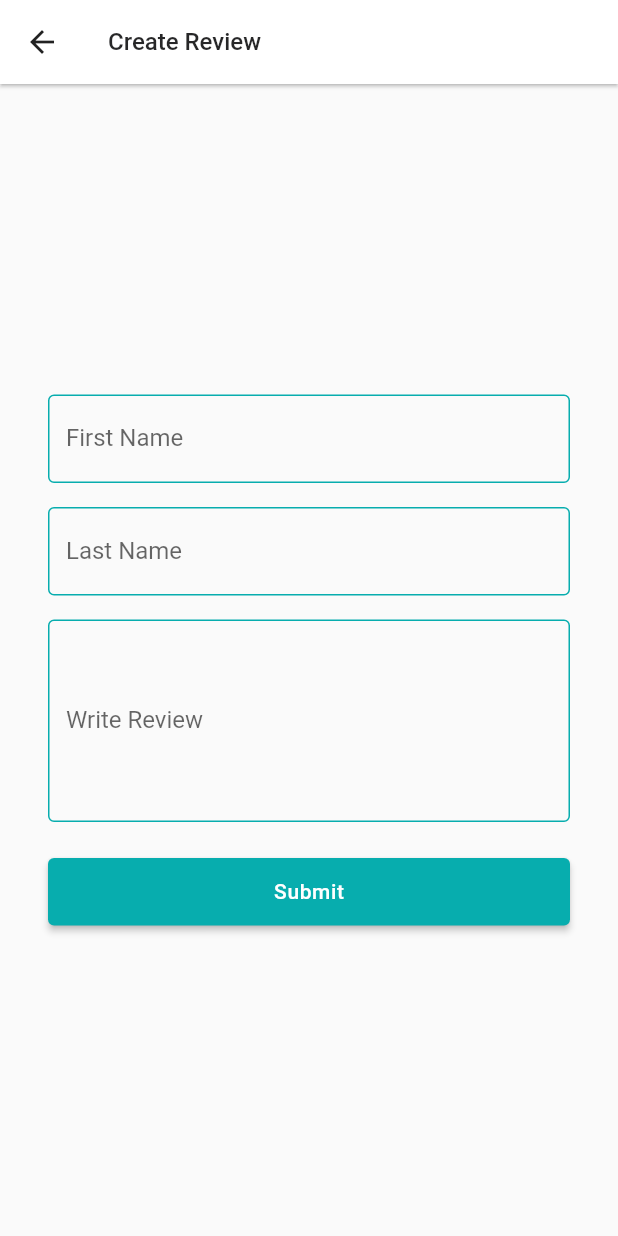
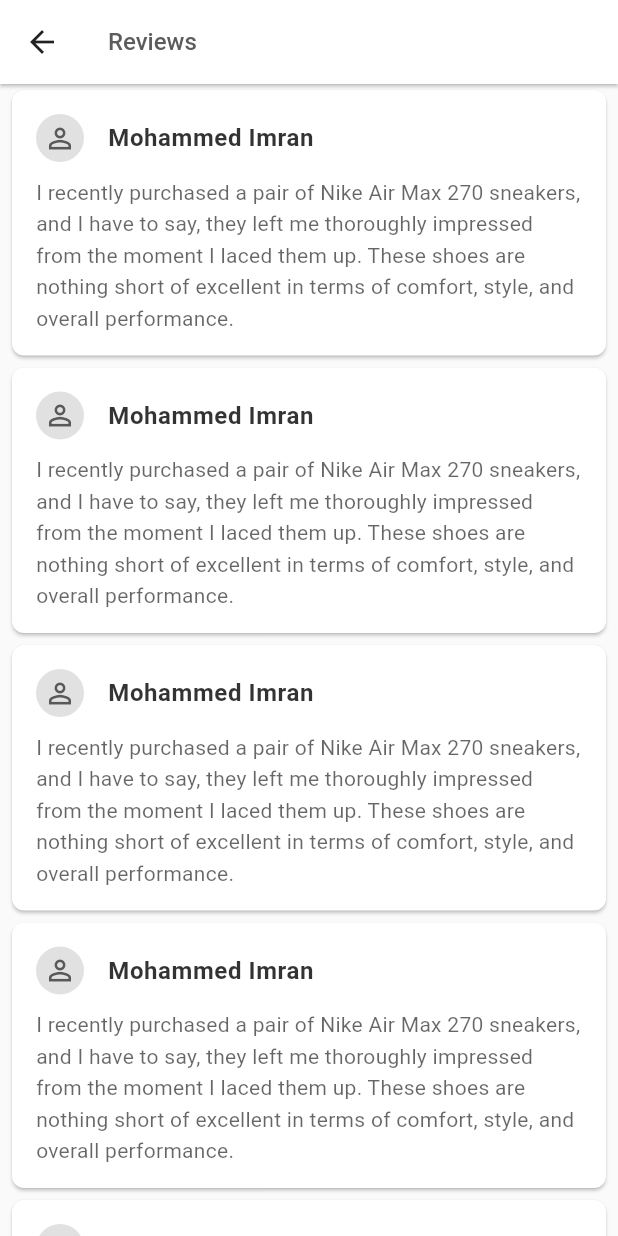
Before and after one commit to imranimo1989/ecommerce_project, a Flutter app: the CreateReviewScreen screen opened directly, after a tap on "Submit", on a phone screen of 412 x 824 dp. Run offline on Flutter 3.47's test engine with Material 2 defaults, Android fonts, the phone set to English and light mode, and no system bars; our stand-ins replace carousel_slider, get, pin_code_fields; network calls fail.

Commit message:
Reviews Screen Ui Done

```diff
--- a/lib/ui/screens/create_review_screen.dart
+++ b/lib/ui/screens/create_review_screen.dart
@@ -1,6 +1,9 @@
+import 'package:ecommerce_project/ui/screens/reviews_screen.dart';
 import 'package:ecommerce_project/ui/widgets/common_elevated_button_widget.dart';
 import 'package:ecommerce_project/ui/widgets/common_text_form_field_widget.dart';
 import 'package:flutter/material.dart';
+import 'package:get/get.dart';
+
 class CreateReviewScreen extends StatelessWidget {
   const CreateReviewScreen({Key? key}) : super(key: key);
 
@@ -9,44 +12,58 @@ class CreateReviewScreen extends StatelessWidget {
     return Scaffold(
       appBar: AppBar(
         title: const Text("Create Review"),
-      ),body: Center(
+      ),
+      body: Center(
         child: Padding(
           padding: const EdgeInsets.all(32.0),
           child: SingleChildScrollView(
             child: Column(
               mainAxisAlignment: MainAxisAlignment.center,
               children: [
-              CommonTextFromField(labelText: "First Name",
+                CommonTextFromField(
+                  labelText: "First Name",
                   hintText: "Mohammed",
                   textInputType: TextInputType.name,
                   maxLines: 1,
                   controller: TextEditingController(),
-                validator: (String? value)
-                { },),
-              const SizedBox(height: 16,),
-              CommonTextFromField(labelText: "Last Name",
+                  validator: (String? value) {},
+                ),
+                const SizedBox(
+                  height: 16,
+                ),
+                CommonTextFromField(
+                  labelText: "Last Name",
                   hintText: "Imran",
                   textInputType: TextInputType.name,
                   maxLines: 1,
                   controller: TextEditingController(),
-                validator: (String? value)
-                { },),
-              const SizedBox(height: 16,),
-              CommonTextFromField(labelText: "Write Review",
-                hintText: "Sample Review: I recently purchased a pair of Nike Air Max 270 sneakers, and I have to say, they left me thoroughly impressed from the moment I laced them up. These shoes are nothing short of excellent in terms of comfort, style, and overall performance.",
-                textInputType: TextInputType.name,
+                  validator: (String? value) {},
+                ),
+                const SizedBox(
+                  height: 16,
+                ),
+                CommonTextFromField(
+                  labelText: "Write Review",
+                  hintText:
+                      "Sample Review: I recently purchased a pair of Nike Air Max 270 sneakers, and I have to say, they left me thoroughly impressed from the moment I laced them up. These shoes are nothing short of excellent in terms of comfort, style, and overall performance.",
+                  textInputType: TextInputType.text,
                   maxLines: 5,
                   controller: TextEditingController(),
-                validator: (String? value)
-                { },),
-              const SizedBox(height: 24,),
-              CommonElevatedButton(title: "Submit", onTap: (){}),
+                  validator: (String? value) {},
+                ),
+                const SizedBox(
+                  height: 24,
+                ),
+                CommonElevatedButton(
+                    title: "Submit",
+                    onTap: () {
+                      Get.to(() => const ReviewsScreen());
+                    }),
               ],
             ),
           ),
         ),
       ),
-
     );
   }
 }
--- /dev/null
+++ b/lib/ui/screens/reviews_screen.dart
@@ -0,0 +1,20 @@
+import 'package:flutter/material.dart';
+import '../widgets/reviews_card_widget.dart';
+
+class ReviewsScreen extends StatelessWidget {
+  const ReviewsScreen({Key? key}) : super(key: key);
+
+  @override
+  Widget build(BuildContext context) {
+    return Scaffold(
+      appBar: AppBar(
+        title: const Text("Reviews"),
+      ),
+      body: ListView.builder(
+          itemCount: 5,
+          itemBuilder: (context, index){
+        return const ReviewsCardWidget();
+      })
+    );
+  }
+}
--- a/lib/ui/utils/app_colors.dart
+++ b/lib/ui/utils/app_colors.dart
@@ -4,5 +4,5 @@ import 'dart:ui';
 const Color primaryColor = Color(0xff07adae);
 const Color lightGreyColor = Color(0xff9d9d9d);
 const Color blackColor = Color(0xff000000);
-const Color blackLight = Color(0xf51e1e1f);
+const Color blackLight = Color(0xe2484747);
 const Color blueBlack = Color(0xff32333d);
--- a/lib/ui/utils/styles.dart
+++ b/lib/ui/utils/styles.dart
@@ -7,7 +7,7 @@ TextStyle titleTextStyle =
     const TextStyle(fontWeight: FontWeight.w700, fontSize: 24, letterSpacing: .6, color: blackColor);
 
 TextStyle subTextStyle =
-const TextStyle(fontWeight: FontWeight.normal, fontSize: 18, letterSpacing: .4, color: blackLight);
+const TextStyle(fontWeight: FontWeight.w600, fontSize: 18, letterSpacing: .2, color: blackLight,);
 
 TextStyle regularTextStyle =
 const TextStyle(fontWeight: FontWeight.normal, fontSize: 12, letterSpacing: .3, color: lightGreyColor);
--- /dev/null
+++ b/lib/ui/widgets/reviews_card_widget.dart
@@ -0,0 +1,44 @@
+import 'package:flutter/material.dart';
+
+import '../utils/app_colors.dart';
+
+class ReviewsCardWidget extends StatelessWidget {
+  const ReviewsCardWidget({
+    super.key,
+  });
+
+  @override
+  Widget build(BuildContext context) {
+    return Card( margin: const EdgeInsets.symmetric(horizontal: 8,vertical: 4),
+        shape: RoundedRectangleBorder(borderRadius: BorderRadius.circular(8)),
+
+      child: Padding(
+        padding: const EdgeInsets.all(16.0),
+        child: Column(
+          crossAxisAlignment: CrossAxisAlignment.start,
+          mainAxisSize: MainAxisSize.min,
+          children: [
+            Row(
+              children: [
+                CircleAvatar(
+                  radius: 16,
+                  backgroundColor: lightGreyColor.withOpacity(.3),
+                  child: const Icon(Icons.person_outline,color: blackLight,size: 22,),
+                ),
+                const SizedBox(width: 16,),
+                Text("Mohammed Imran",style: TextStyle(
+                    fontWeight: FontWeight.w700, fontSize: 16, color: Colors.black.withOpacity(.8,),letterSpacing: .4
+                ),),
+
+              ],
+            ),
+            const SizedBox(height: 8 ,),
+            Text("I recently purchased a pair of Nike Air Max 270 sneakers, and I have to say, they left me thoroughly impressed from the moment I laced them up. These shoes are nothing short of excellent in terms of comfort, style, and overall performance.",style: TextStyle(
+                fontWeight: FontWeight.w400, fontSize: 14, color: Colors.black.withOpacity(.6,),letterSpacing: .2,height: 1.5
+            ),),
+          ],
+        ),
+      ),
+    );
+  }
+}
```
Lines whose indentation alone changed are shown as unchanged.
